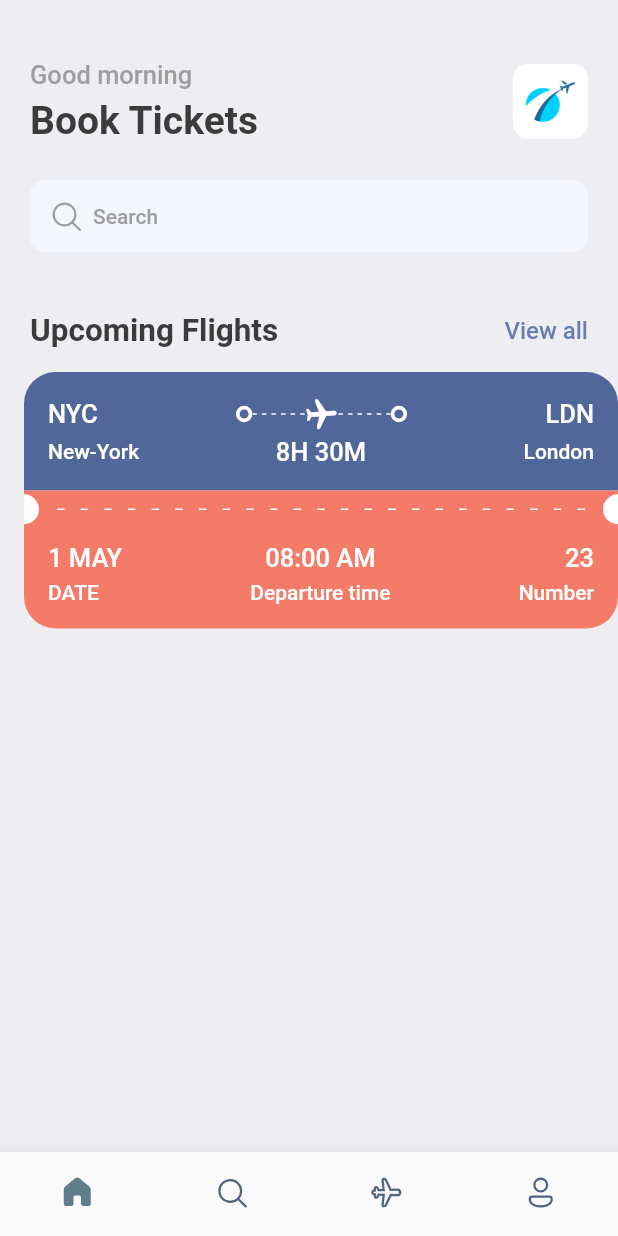
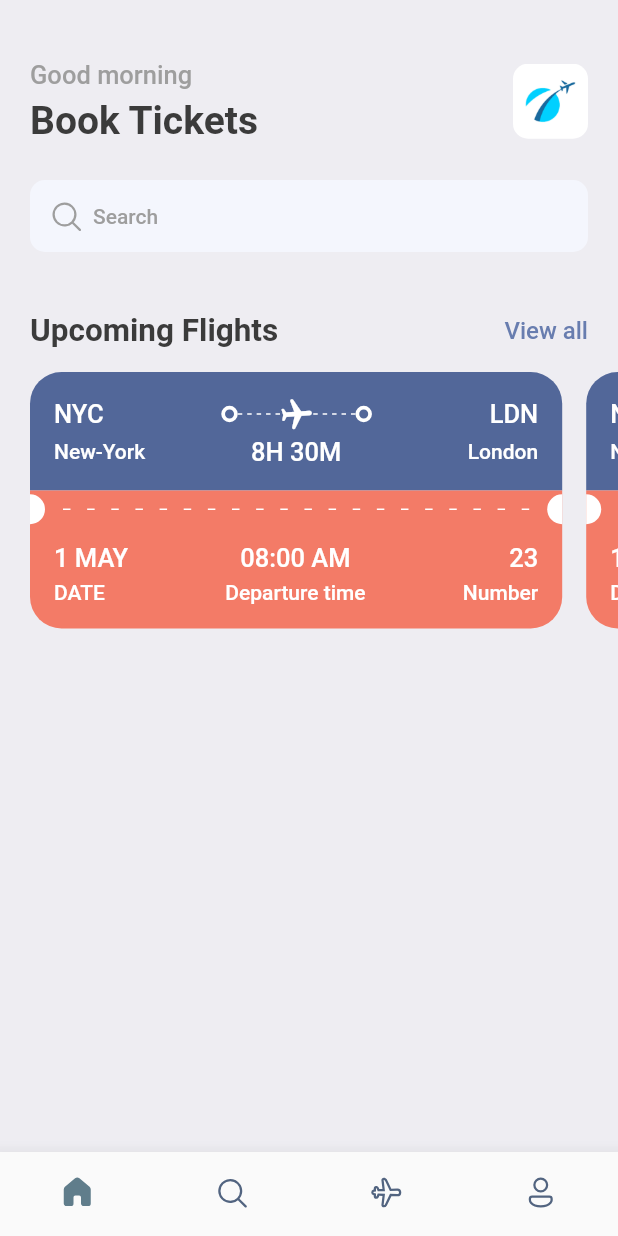
Before and after one commit to cmatt7/booking-app, a Flutter app: the screen it shows after launch, on a phone screen of 412 x 824 dp. Run offline on Flutter 3.47's test engine with Material 2 defaults, Android fonts, the phone set to English and light mode, and no system bars; our stand-ins replace fluentui_icons, gap.

Commit message:
refactor: changing padding direction and ticket widget size

```diff
--- a/lib/screens/home_screen.dart
+++ b/lib/screens/home_screen.dart
@@ -92,7 +92,7 @@ class HomeScreen extends StatelessWidget {
             const Gap(15),
             SingleChildScrollView(
               scrollDirection: Axis.horizontal,
-              padding: const EdgeInsets.only(right: 20),
+              padding: const EdgeInsets.only(left: 20),
               child: Row(
                 children: const [
                   TicketView(),
--- a/lib/screens/ticket_view.dart
+++ b/lib/screens/ticket_view.dart
@@ -16,11 +16,12 @@ class TicketView extends StatelessWidget {
     final size = AppLayout.getSize(context);
 
     return SizedBox(
-      width: size.width,
+      width: size.width * 0.9,
       height: 200,
       child: Container(
-        margin: const EdgeInsets.only(left: 16),
+        margin: const EdgeInsets.only(right: 16),
         child: Column(
+          mainAxisSize: MainAxisSize.min,
           children: [
             /* Top Box */
             Container(
```
